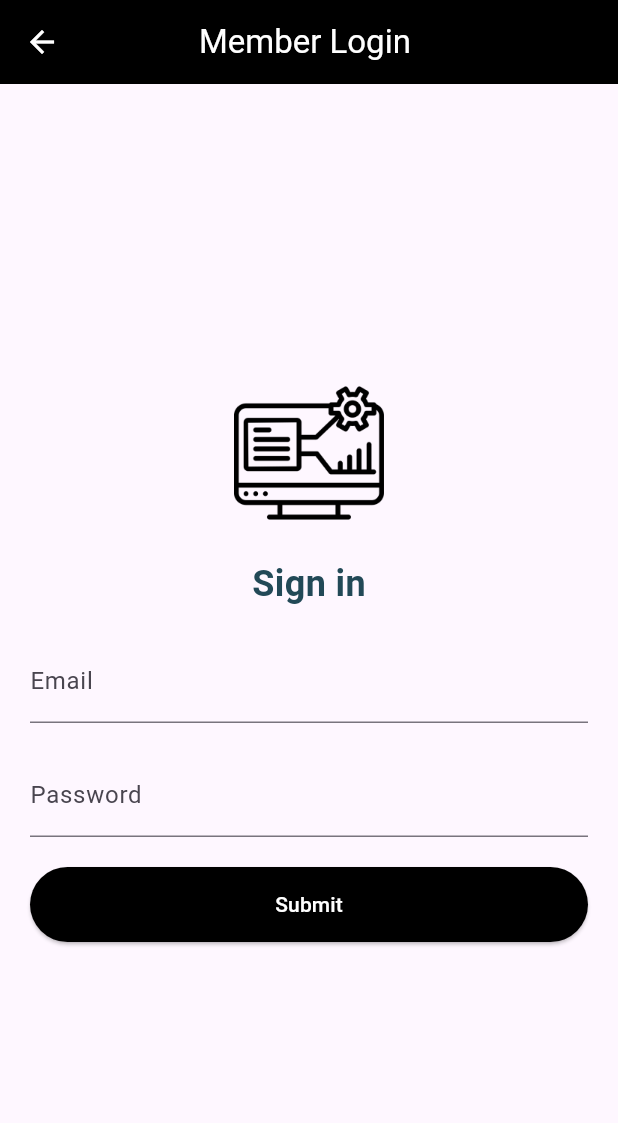
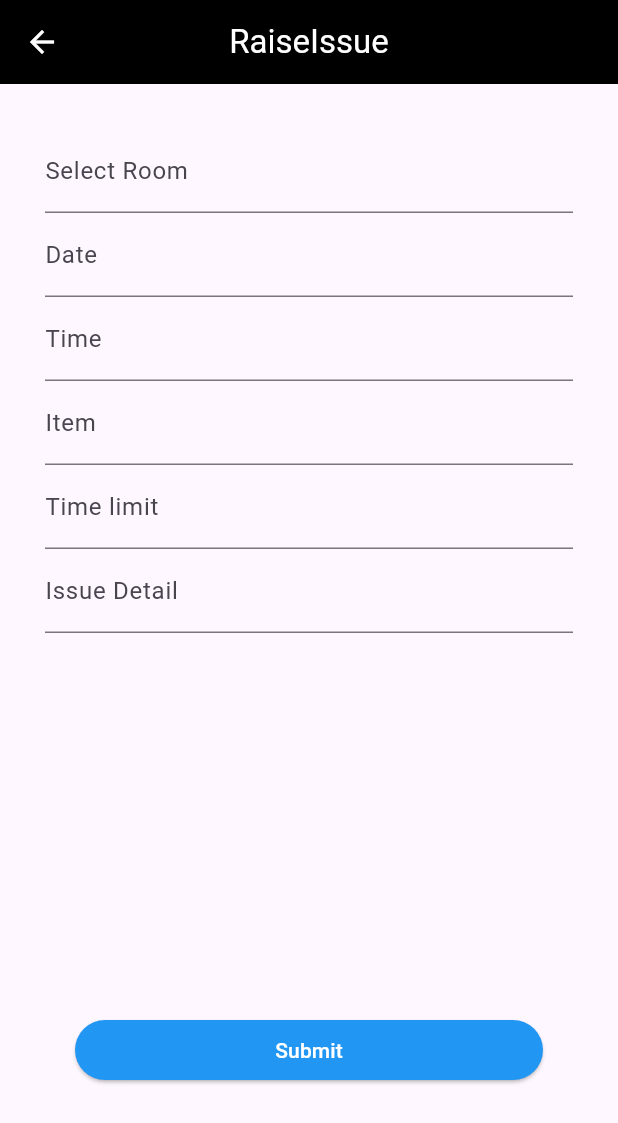
Before and after one commit to Riyaz1203/TechTrack, a Flutter app: the screen it shows after launch, on a phone screen of 412 x 824 dp. Shown: the top 1123 px of the screen. Run offline on Flutter 3.47's test engine with Material 3 defaults, Android fonts, the phone set to English and light mode, and no system bars; our stand-ins replace firebase_auth, firebase_core, table_calendar; accounts and stored records are empty.

Commit message:
Raise Issue Updated

```diff
--- /dev/null
+++ b/lib/Pages/RaiseIssuePage.dart
@@ -0,0 +1,71 @@
+import 'package:flutter/material.dart';
+
+class RaiseIssue extends StatelessWidget {
+  const RaiseIssue({super.key});
+
+  @override
+  Widget build(BuildContext context) {
+    return Scaffold(
+      appBar: AppBar(
+        leading: IconButton(
+          icon: const Icon(
+            Icons.arrow_back,
+            color: Colors.white,
+          ),
+          onPressed: () {
+            Navigator.pop(context);
+          },
+        ),
+        title: const Text(
+          'RaiseIssue',
+          style: TextStyle(color: Colors.white),
+        ),
+        centerTitle: true,
+        backgroundColor: Colors.black,
+      ),
+      body: const SingleChildScrollView(
+        child: Padding(
+          padding: EdgeInsets.all(30.0),
+          child: Column(
+            mainAxisAlignment: MainAxisAlignment.center,
+            children: [
+              TextField(
+                decoration: InputDecoration(labelText: 'Select Room'),
+              ),
+              TextField(
+                decoration: InputDecoration(labelText: 'Date'),
+              ),
+              TextField(
+                decoration: InputDecoration(labelText: 'Time'),
+              ),
+              TextField(
+                decoration: InputDecoration(labelText: 'Item'),
+              ),
+              TextField(
+                decoration: InputDecoration(labelText: 'Time limit'),
+              ),
+              TextField(
+                decoration: InputDecoration(labelText: 'Issue Detail'),
+              ),
+              SizedBox(height: 100),
+            ],
+          ),
+        ),
+      ),
+      bottomNavigationBar: Padding(
+        padding:
+            const EdgeInsets.only(left: 50, right: 50, top: 16, bottom: 100),
+        child: ElevatedButton(
+          onPressed: () {},
+          style: ElevatedButton.styleFrom(
+            backgroundColor: Colors.blue, // Set the background color to blue
+          ),
+          child: const Text(
+            'Submit',
+            style: TextStyle(color: Colors.white),
+          ),
+        ),
+      ),
+    );
+  }
+}
--- a/lib/main.dart
+++ b/lib/main.dart
@@ -1,6 +1,11 @@
 import 'package:flutter/material.dart';
+import 'package:techtrack/Pages/AccessPage.dart';
+import 'package:techtrack/Pages/AssignPage.dart';
 import 'package:techtrack/Pages/DashBoard.dart';
+import 'package:techtrack/Pages/Homepage.dart';
+import 'package:techtrack/Pages/MainMenu.dart';
 import 'package:techtrack/Pages/MembersLoginPage.dart';
+import 'package:techtrack/Pages/RaiseIssuePage.dart';
 import 'Pages/IntroPage.dart';
 import 'package:firebase_core/firebase_core.dart';
 
@@ -8,7 +13,6 @@ import 'firebase_options.dart';
 
 Future<void> main() async {
   WidgetsFlutterBinding.ensureInitialized();
-  await Firebase.initializeApp();
 
   runApp(const MyApp());
   _initializeFirebase();
@@ -25,7 +29,7 @@ class MyApp extends StatelessWidget {
       theme: ThemeData(
         useMaterial3: true,
       ),
-      home: MemberLoginPage(),
+      home: const RaiseIssue(),
     );
   }
 }
```
Also changed, not shown: lib/Pages/Homepage.dart (added, +144 -0 lines).
